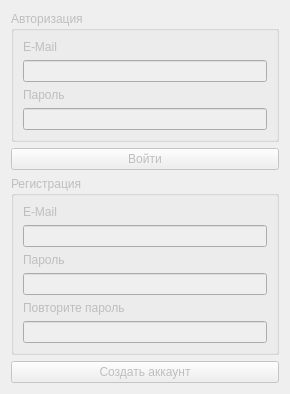
This is client_src/src/Window/ClientCredentialsWindow.ui in glbzhrnv/Project-221-353 as Qt 5 draws it before an edit. The edited form follows.
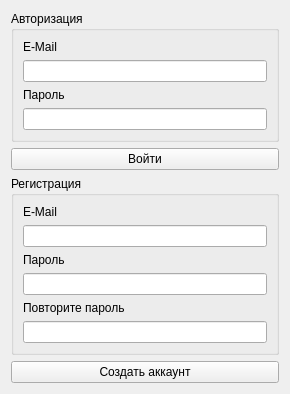
This is the edited form.

Diff of the .ui file:
```diff
--- a/client_src/src/Window/ClientCredentialsWindow.ui
+++ b/client_src/src/Window/ClientCredentialsWindow.ui
@@ -3,7 +3,7 @@
  <class>ClientCredentialsWindow</class>
  <widget class="QWidget" name="ClientCredentialsWindow">
   <property name="enabled">
-   <bool>false</bool>
+   <bool>true</bool>
   </property>
   <property name="geometry">
    <rect>
```
Left out of the diff: 3 changed lines with no effect on the pictures.
